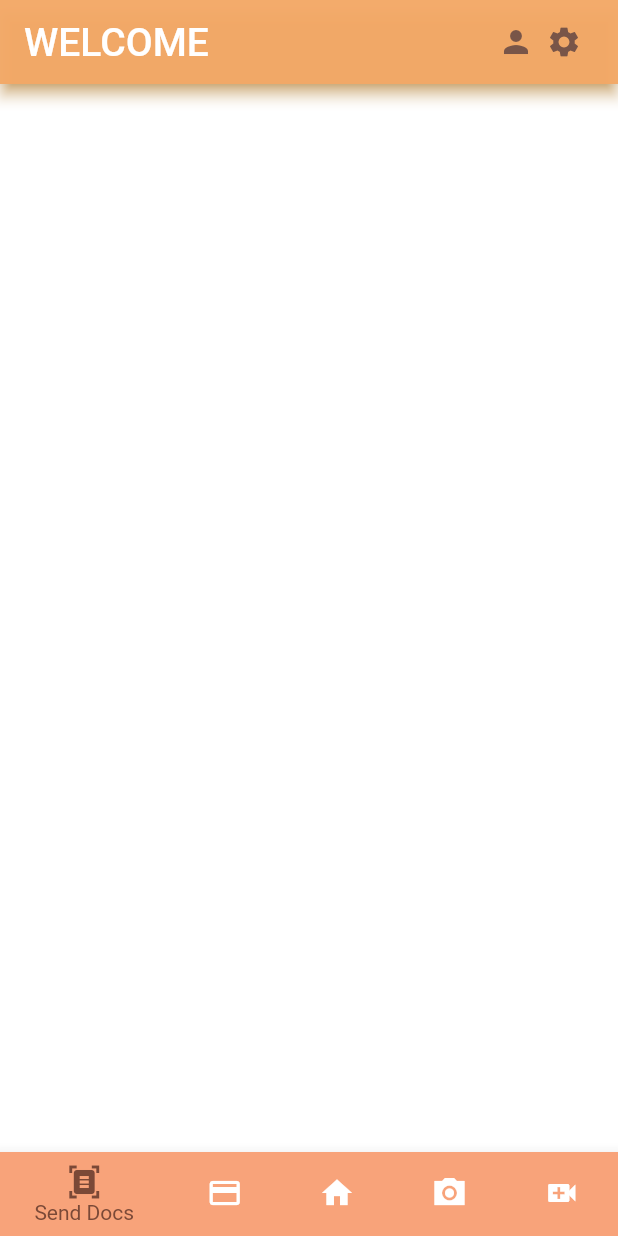
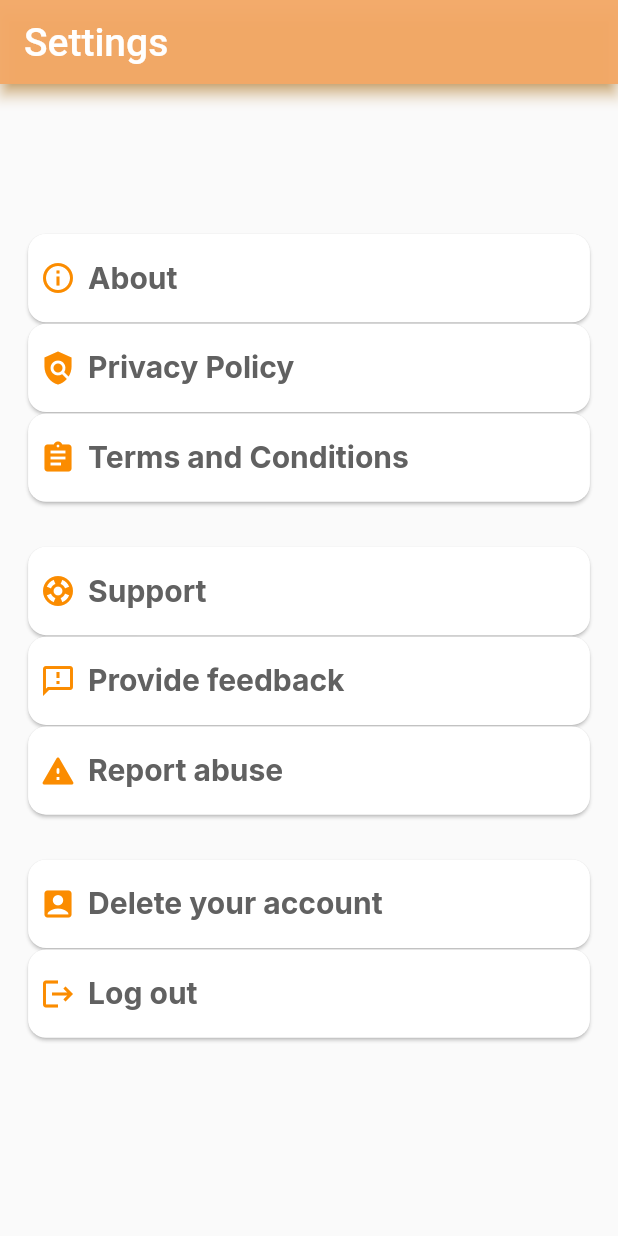
Before and after one commit to IrinaStefanescu/AdminBlock, a Flutter app: the UserMain screen opened directly, after a tap on the "settings" icon, on a phone screen of 412 x 824 dp. Run offline on Flutter 3.47's test engine with Material 2 defaults, Android fonts, the phone set to English and light mode, and no system bars; our stand-ins replace cloud_firestore, firebase_auth, firebase_core, google_fonts, modal_bottom_sheet; accounts and stored records are empty; Roboto replaces fonts that are missing (Mukta).

Commit message:
wip for settings page

```diff
--- a/lib/pages/user_main.dart
+++ b/lib/pages/user_main.dart
@@ -3,6 +3,7 @@ import 'package:crypto_wallet_licenta/user/indexes.dart';
 import 'package:crypto_wallet_licenta/user/meeting.dart';
 import 'package:crypto_wallet_licenta/user/pay_bill.dart';
 import 'package:crypto_wallet_licenta/user/send_docs.dart';
+import 'package:crypto_wallet_licenta/user/settings.dart';
 import 'package:flutter/material.dart';
 import 'package:google_fonts/google_fonts.dart';
 
@@ -56,7 +57,12 @@ class _UserMainState extends State<UserMain> {
             IconButton(
               constraints: BoxConstraints(),
               icon: Icon(Icons.settings, color: Colors.brown,),
-              onPressed: (){},
+              onPressed: (){
+                Navigator.push(
+                    context,
+                    MaterialPageRoute(
+                        builder: (context) => SettingsPage()));
+              },
             ),
           ],
         ),
@@ -66,7 +72,7 @@ class _UserMainState extends State<UserMain> {
       ),
       body: _widgetOptions.elementAt(_selectedIndex),
       bottomNavigationBar: Theme(
-        data: Theme.of(context).copyWith(canvasColor: Color(0xFFF8A37A)),
+        data: Theme.of(context).copyWith(canvasColor: Color(0xF5F3A866)),
         child: BottomNavigationBar(
           items: const<BottomNavigationBarItem>[
             BottomNavigationBarItem(
--- /dev/null
+++ b/lib/user/settings.dart
@@ -0,0 +1,289 @@
+import 'package:crypto_wallet_licenta/components/modal_bottom_sheet.dart';
+import 'package:flutter/cupertino.dart';
+import 'package:flutter/material.dart';
+import 'package:google_fonts/google_fonts.dart';
+
+class SettingsPage extends StatefulWidget {
+  const SettingsPage({Key? key}) : super(key: key);
+
+  @override
+  _SettingsPageState createState() => _SettingsPageState();
+}
+
+class _SettingsPageState extends State<SettingsPage> {
+  @override
+  void initState() {
+    super.initState();
+  }
+
+  @override
+  Widget build(BuildContext context) {
+    return Scaffold(
+      appBar:  AppBar(
+        title: Row(
+          children: [
+            Text(
+              "Settings",
+              style: GoogleFonts.mukta(
+                fontSize: 26,
+                color: Colors.white,
+                fontWeight: FontWeight.w500,
+              ),
+            ),
+          ],
+        ),
+        backgroundColor: Color(0xF5F3A866),
+        shadowColor: Colors.orange,
+        automaticallyImplyLeading: false,
+      ),
+      body: Container(
+        width: MediaQuery.of(context).size.width,
+        height: MediaQuery.of(context).size.height,
+        child: Column(
+          children: [
+            SizedBox(height: 100,),
+            Card(
+              margin: EdgeInsets.only(bottom: 1),
+              shape: RoundedRectangleBorder(
+                borderRadius: BorderRadius.circular(12.0),
+              ),
+              child: Container(
+                width: MediaQuery.of(context).size.width / 1.1,
+                height: MediaQuery.of(context).size.height / 14,
+                child: Row(
+                  children: [
+                    TextButton.icon(
+                      icon: Icon(
+                        Icons.info_outline,
+                        color: Colors.orange[600],
+                      ),
+                      label: Text(
+                        'About',
+                        style: GoogleFonts.inter(
+                            color: Colors.grey[700],
+                            fontWeight: FontWeight.bold,
+                            fontSize: 20),
+                      ),
+                      onPressed: () {
+                      },
+                    ),
+                  ],
+                ),
+              ),
+            ),
+            Card(
+              margin: EdgeInsets.only(bottom: 1),
+              shape: RoundedRectangleBorder(
+                borderRadius: BorderRadius.circular(12.0),
+              ),
+              child: Container(
+                width: MediaQuery.of(context).size.width / 1.1,
+                height: MediaQuery.of(context).size.height / 14,
+                child: Row(
+                  children: [
+                    TextButton.icon(
+                      icon: Icon(
+                        Icons.policy,
+                        color: Colors.orange[600],
+                      ),
+                      label: Text(
+                        'Privacy Policy',
+                        style: GoogleFonts.inter(
+                            color: Colors.grey[700],
+                            fontWeight: FontWeight.bold,
+                            fontSize: 20),
+                      ),
+                      onPressed: () {
+                      },
+                    ),
+                  ],
+                ),
+              ),
+            ),
+            Card(
+              margin: EdgeInsets.zero,
+              shape: RoundedRectangleBorder(
+                borderRadius: BorderRadius.circular(12.0),
+              ),
+              child: Container(
+                width: MediaQuery.of(context).size.width / 1.1,
+                height: MediaQuery.of(context).size.height / 14,
+                child: Row(
+                  children: [
+                    TextButton.icon(
+                      icon: Icon(
+                        Icons.assignment,
+                        color: Colors.orange[600],
+                      ),
+                      label: Text(
+                        'Terms and Conditions',
+                        style: GoogleFonts.inter(
+                            color: Colors.grey[700],
+                            fontWeight: FontWeight.bold,
+                            fontSize: 20),
+                      ),
+                      onPressed: () {
+                      },
+                    ),
+                  ],
+                ),
+              ),
+            ),
+            SizedBox(
+              height: 30,
+            ),
+            Card(
+              margin: EdgeInsets.only(bottom: 1),
+              shape: RoundedRectangleBorder(
+                borderRadius: BorderRadius.circular(12.0),
+              ),
+              child: Container(
+                width: MediaQuery.of(context).size.width / 1.1,
+                height: MediaQuery.of(context).size.height / 14,
+                child: Row(
+                  children: [
+                    TextButton.icon(
+                      icon: Icon(
+                        Icons.support,
+                        color: Colors.orange[600],
+                      ),
+                      label: Text(
+                        'Support',
+                        style: GoogleFonts.inter(
+                            color: Colors.grey[700],
+                            fontWeight: FontWeight.bold,
+                            fontSize: 20),
+                      ),
+                      onPressed: () {
+                      },
+                    ),
+                  ],
+                ),
+              ),
+            ),
+            Card(
+              margin: EdgeInsets.only(bottom: 1),
+              shape: RoundedRectangleBorder(
+                borderRadius: BorderRadius.circular(12.0),
+              ),
+              child: Container(
+                width: MediaQuery.of(context).size.width / 1.1,
+                height: MediaQuery.of(context).size.height / 14,
+                child: Row(
+                  children: [
+                    TextButton.icon(
+                      icon: Icon(
+                        Icons.feedback_outlined,
+                        color: Colors.orange[600],
+                      ),
+                      label: Text(
+                        'Provide feedback',
+                        style: GoogleFonts.inter(
+                            color: Colors.grey[700],
+                            fontWeight: FontWeight.bold,
+                            fontSize: 20),
+                      ),
+                      onPressed: () {
+                      },
+                    ),
+                  ],
+                ),
+              ),
+            ),
+            Card(
+              margin: EdgeInsets.zero,
+              shape: RoundedRectangleBorder(
+                borderRadius: BorderRadius.circular(12.0),
+              ),
+              child: Container(
+                width: MediaQuery.of(context).size.width / 1.1,
+                height: MediaQuery.of(context).size.height / 14,
+                child: Row(
+                  children: [
+                    TextButton.icon(
+                      icon: Icon(
+                        Icons.report_problem_rounded,
+                        color: Colors.orange[600],
+                      ),
+                      label: Text(
+                        'Report abuse',
+                        style: GoogleFonts.inter(
+                            color: Colors.grey[700],
+                            fontWeight: FontWeight.bold,
+                            fontSize: 20),
+                      ),
+                      onPressed: () {
+                      },
+                    ),
+                  ],
+                ),
+              ),
+            ),
+            SizedBox(
+              height: 30,
+            ),
+            Card(
+              margin: EdgeInsets.only(bottom: 1),
+              shape: RoundedRectangleBorder(
+                borderRadius: BorderRadius.circular(12.0),
+              ),
+              child: Container(
+                width: MediaQuery.of(context).size.width / 1.1,
+                height: MediaQuery.of(context).size.height / 14,
+                child: Row(
+                  children: [
+                    TextButton.icon(
+                      icon: Icon(
+                        Icons.account_box,
+                        color: Colors.orange[600],
+                      ),
+                      label: Text(
+                        'Delete your account',
+                        style: GoogleFonts.inter(
+                            color: Colors.grey[700],
+                            fontWeight: FontWeight.bold,
+                            fontSize: 20),
+                      ),
+                      onPressed: () {
+                      },
+                    ),
+                  ],
+                ),
+              ),
+            ),
+            Card(
+              margin: EdgeInsets.zero,
+              shape: RoundedRectangleBorder(
+                borderRadius: BorderRadius.circular(12.0),
+              ),
+              child: Container(
+                width: MediaQuery.of(context).size.width / 1.1,
+                height: MediaQuery.of(context).size.height / 14,
+                child: Row(
+                  children: [
+                    TextButton.icon(
+                      icon: Icon(
+                        Icons.logout,
+                        color: Colors.orange[600],
+                      ),
+                      label: Text(
+                        'Log out',
+                        style: GoogleFonts.inter(
+                            color: Colors.grey[700],
+                            fontWeight: FontWeight.bold,
+                            fontSize: 20),
+                      ),
+                      onPressed: () async {
+                      },
+                    ),
+                  ],
+                ),
+              ),
+            ),
+
+          ],
+        ),
+      ),
+    );
+  }
+}
```
